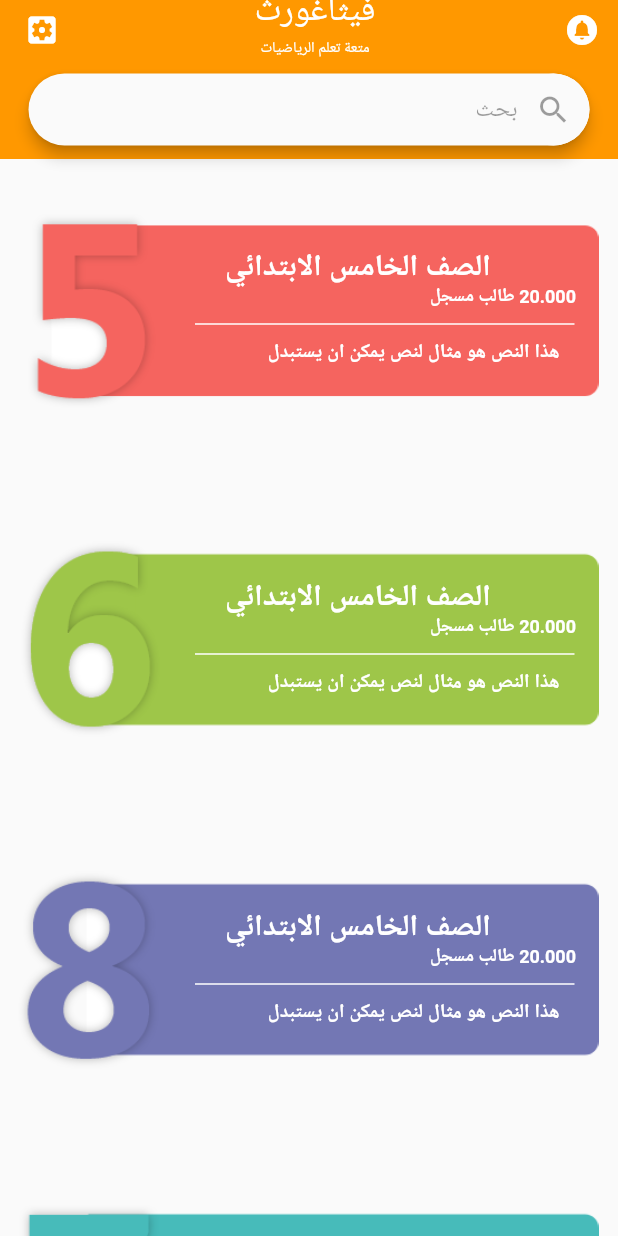
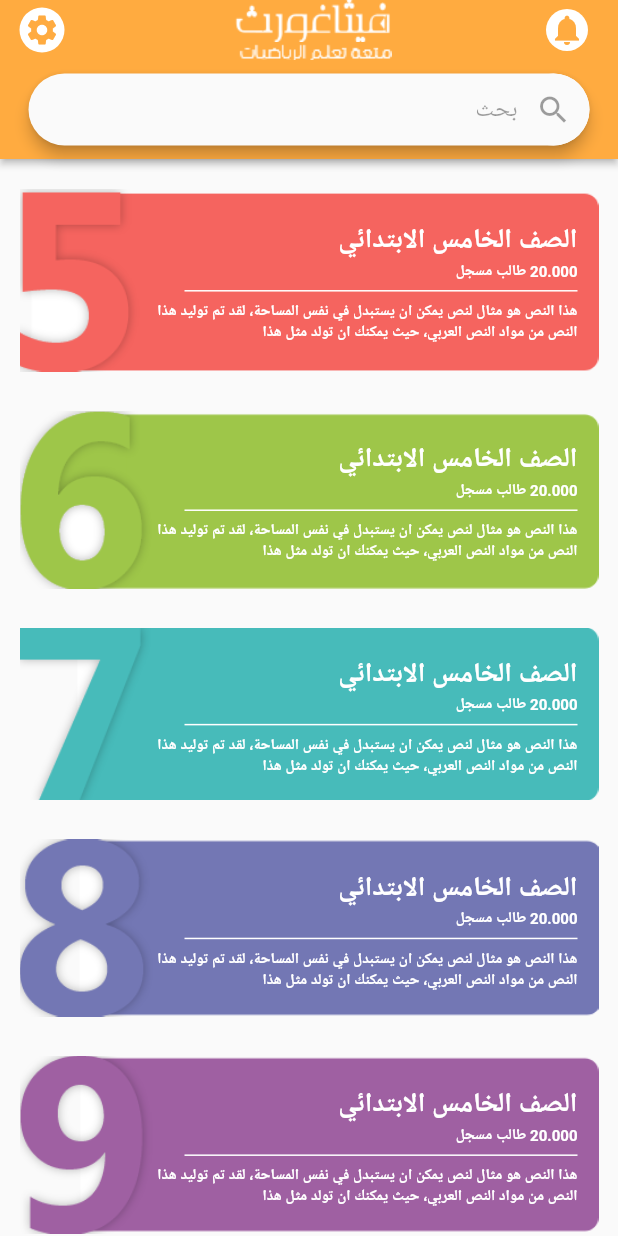
Before and after one commit to rahmaahassan/learning-app, a Flutter app: the screen it shows after launch, on a phone screen of 412 x 824 dp. Run offline on Flutter 3.47's test engine with Material 2 defaults, Android fonts, the phone set to English and light mode, and no system bars.

```diff
--- a/lib/main.dart
+++ b/lib/main.dart
@@ -11,7 +11,7 @@ class MyApp extends StatelessWidget {
       debugShowCheckedModeBanner: false,
       title: 'فيثاغورث',
       theme: ThemeData(
-        primaryColor: Colors.orange,
+        primaryColor: Colors.orangeAccent,
         accentColor: Colors.white,
       ),
       home: Home(),
--- a/lib/screens/home.dart
+++ b/lib/screens/home.dart
@@ -1,120 +1,106 @@
 import 'package:flutter/material.dart';
-import 'package:font_awesome_flutter/font_awesome_flutter.dart';
 
 class Home extends StatelessWidget {
   @override
   Widget build(BuildContext context) {
     return Scaffold(
       appBar: AppBar(
-        leading: IconButton(
-          icon: Icon(
-            Icons.settings_applications,
-            color: Colors.white,
+        leading: InkWell(
+          onTap: () {},
+          child: Container(
+            padding: EdgeInsets.all(2),
+            margin: EdgeInsets.all(5),
+            child: Icon(
+              Icons.settings,
+              color: Theme.of(context).primaryColor,
+            ),
+            decoration:
+                BoxDecoration(shape: BoxShape.circle, color: Colors.white),
           ),
-          onPressed: () {},
         ),
         actions: [
-          IconButton(
-            icon: Icon(
-              Icons.circle_notifications,
-              color: Colors.white,
+          InkWell(
+            onTap: () {},
+            child: Container(
+              padding: EdgeInsets.all(2),
+              margin: EdgeInsets.only(right: 20),
+              child: Icon(
+                Icons.notifications,
+                color: Theme.of(context).primaryColor,
+              ),
+              decoration:
+                  BoxDecoration(shape: BoxShape.circle, color: Colors.white),
             ),
-            onPressed: () {},
           ),
         ],
         backgroundColor: Theme.of(context).primaryColor,
-        title: ListTile(
-          title: Center(
-            child: Text(
+        title: Column(
+          children: [
+            Padding(
+              padding: EdgeInsets.only(top: 5),
+              child: Image.asset(
+                'assets/images/qwd.png',
+                fit: BoxFit.fill,
+                height: 30,
+              ),
+              /*Text(
               'فيثاغورث',
               style: TextStyle(color: Colors.white, fontSize: 23),
+            ),*/
             ),
-          ),
-          subtitle: Center(
-              child: Text('متعة تعلم الرياضيات',
-                  style: TextStyle(color: Colors.white, fontSize: 10))),
+            Center(
+              child: Image.asset('assets/images/math.png'),
+              /*Text('متعة تعلم الرياضيات',
+                  style: TextStyle(color: Colors.white, fontSize: 10))*/
+            ),
+          ],
         ),
         centerTitle: true,
-        elevation: 0,
+        elevation: 2,
         bottom: _buildBottomBar(context),
       ),
       body: ListView(
         children: [
-          _yearListItem(context, 'assets/images/5.png', 'الصف الخامس الابتدائي',
-              '20.000 طالب مسجل', 'هذا النص هو مثال لنص يمكن ان يستبدل'),
-          _yearListItem(context, 'assets/images/6.png', 'الصف الخامس الابتدائي',
-              '20.000 طالب مسجل', 'هذا النص هو مثال لنص يمكن ان يستبدل'),
-          _yearListItem(context, 'assets/images/7.png', 'الصف الخامس الابتدائي',
-              '20.000 طالب مسجل', 'هذا النص هو مثال لنص يمكن ان يستبدل'),
-          _yearListItem(context, 'assets/images/8.png', 'الصف الخامس الابتدائي',
-              '20.000 طالب مسجل', 'هذا النص هو مثال لنص يمكن ان يستبدل'),
-          _yearListItem(context, 'assets/images/9.png', 'الصف الخامس الابتدائي',
-              '20.000 طالب مسجل', 'هذا النص هو مثال لنص يمكن ان يستبدل'),
+          SizedBox(
+            height: 7,
+          ),
+          YearListAddress(
+            address: 'الصف الخامس الابتدائي',
+            des:
+                'هذا النص هو مثال لنص يمكن ان يستبدل في نفس المساحة، لقد تم توليد هذا النص من مواد النص العربي، حيث يمكنك ان تولد مثل هذا ',
+            image: 'assets/images/5.png',
+            num: '20.000 طالب مسجل',
+          ),
+          YearListAddress(
+            address: 'الصف الخامس الابتدائي',
+            des:
+                'هذا النص هو مثال لنص يمكن ان يستبدل في نفس المساحة، لقد تم توليد هذا النص من مواد النص العربي، حيث يمكنك ان تولد مثل هذا ',
+            image: 'assets/images/6.png',
+            num: '20.000 طالب مسجل',
+          ),
+          YearListAddress(
+            address: 'الصف الخامس الابتدائي',
+            des:
+                'هذا النص هو مثال لنص يمكن ان يستبدل في نفس المساحة، لقد تم توليد هذا النص من مواد النص العربي، حيث يمكنك ان تولد مثل هذا ',
+            image: 'assets/images/7.png',
+            num: '20.000 طالب مسجل',
+          ),
+          YearListAddress(
+            address: 'الصف الخامس الابتدائي',
+            des:
+                'هذا النص هو مثال لنص يمكن ان يستبدل في نفس المساحة، لقد تم توليد هذا النص من مواد النص العربي، حيث يمكنك ان تولد مثل هذا ',
+            image: 'assets/images/8.png',
+            num: '20.000 طالب مسجل',
+          ),
+          YearListAddress(
+            address: 'الصف الخامس الابتدائي',
+            des:
+                'هذا النص هو مثال لنص يمكن ان يستبدل في نفس المساحة، لقد تم توليد هذا النص من مواد النص العربي، حيث يمكنك ان تولد مثل هذا ',
+            image: 'assets/images/9.png',
+            num: '20.000 طالب مسجل',
+          ),
         ],
       ),
-    );
-  }
-
-  Widget _yearListItem(context, image, address, num, des) {
-    return Container(
-      child: Stack(children: [
-        Positioned(
-          left: 2,
-          height: 180,
-          right: 13,
-          child: Image.asset(
-            image,
-            fit: BoxFit.cover,
-          ),
-        ),
-        Positioned(
-          left: 150,
-          top: 59,
-          child: Text(
-            address,
-            //textAlign: TextAlign.center,
-            style: TextStyle(
-              color: Colors.white,
-              fontSize: 20,
-              fontWeight: FontWeight.bold,
-            ),
-          ),
-        ),
-        Positioned(
-          top: 83,
-          right: 28,
-          child: Text(
-            num,
-            //textAlign: TextAlign.start,
-            textDirection: TextDirection.rtl,
-            style: TextStyle(
-              color: Colors.white,
-              fontSize: 12,
-              fontWeight: FontWeight.bold,
-            ),
-          ),
-        ),
-        Divider(
-          height: 220,
-          color: Colors.white,
-          thickness: 1,
-          endIndent: 29,
-          indent: 130,
-        ),
-        Positioned(
-          top: 120,
-          right: 39,
-          child: Text(
-            des,
-            textAlign: TextAlign.start,
-            style: TextStyle(
-              color: Colors.white,
-              fontSize: 13,
-              fontWeight: FontWeight.bold,
-            ),
-          ),
-        ),
-      ]),
     );
   }
 
@@ -149,7 +135,7 @@ class Home extends StatelessWidget {
                           elevation: 0,
                           borderRadius: BorderRadius.all(Radius.circular(30)),
                           child: IconButton(
-                            icon: Icon(Icons.search),
+                            icon: Icon(Icons.search_outlined),
                             onPressed: () {},
                             color: Colors.black38,
                           ),
@@ -167,3 +153,70 @@ class Home extends StatelessWidget {
     );
   }
 }
+
+class YearListAddress extends StatelessWidget {
+  String image, address, des, num;
+  YearListAddress({this.image, this.address, this.des, this.num});
+  @override
+  Widget build(BuildContext context) {
+    return Container(
+      padding: EdgeInsets.all(13),
+      child: Stack(alignment: Alignment.centerRight, children: [
+        Image.asset(
+          image,
+          fit: BoxFit.cover,
+          //height: 250,
+        ),
+        Container(
+          padding: EdgeInsets.only(right: 14, top: 4, left: 80, bottom: 1),
+          //height: 200,
+          child: Column(
+            crossAxisAlignment: CrossAxisAlignment.end,
+            children: [
+              Text(
+                address,
+                textAlign: TextAlign.right,
+                style: TextStyle(
+                  color: Colors.white,
+                  fontSize: 18,
+                  fontWeight: FontWeight.bold,
+                ),
+              ),
+              Text(
+                num,
+                textAlign: TextAlign.right,
+                textDirection: TextDirection.rtl,
+                style: TextStyle(
+                  color: Colors.white,
+                  fontSize: 10,
+                  fontWeight: FontWeight.bold,
+                ),
+              ),
+              SizedBox(
+                height: 5,
+              ),
+              Divider(
+                height: 3,
+                color: Colors.white,
+                thickness: 1,
+                indent: 30,
+              ),
+              SizedBox(
+                height: 5,
+              ),
+              Text(
+                des,
+                textAlign: TextAlign.right,
+                style: TextStyle(
+                  color: Colors.white,
+                  fontSize: 10,
+                  fontWeight: FontWeight.bold,
+                ),
+              ),
+            ],
+          ),
+        )
+      ]),
+    );
+  }
+}
--- a/pubspec.yaml
+++ b/pubspec.yaml
@@ -53,6 +53,9 @@ flutter:
     - assets/images/7.png
     - assets/images/8.png
     - assets/images/9.png
+    - assets/images/qwd.png
+    - assets/images/math.png
+
 
   # An image asset can refer to one or more resolution-specific "variants", see
   # https://flutter.dev/assets-and-images/#resolution-aware.
```
Also changed, not shown: assets/images/5.png, assets/images/6.png, assets/images/7.png, assets/images/8.png, assets/images/9.png, assets/images/math.png (added), assets/images/qwd.png (added).
